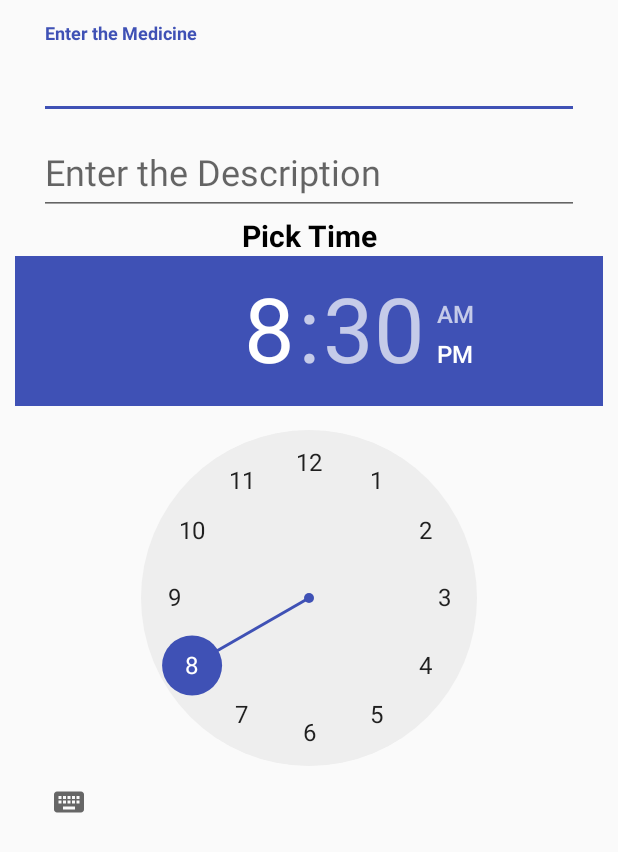
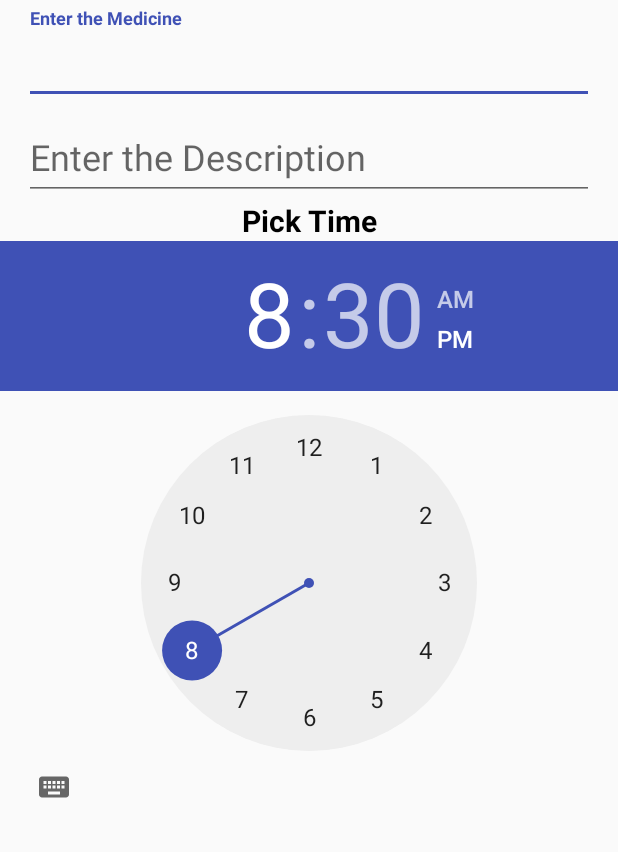
Before and after one commit to tanishq9/CareAidBeep, an Android app: the layout dialog_layout.xml on its own in the app's theme, with its tools: preview values and no code run, on a phone screen of 412 x 824 dp. Shown: the top 852 px of the screen. Run offline under Robolectric (Android 15) with nearby library versions, the phone set to English and light mode, and no system bars.

Commit message:
chore : updated layout

```diff
--- a/app/src/main/AndroidManifest.xml
+++ b/app/src/main/AndroidManifest.xml
@@ -18,6 +18,8 @@
                 <category android:name="android.intent.category.LAUNCHER" />
             </intent-filter>
         </activity>
+        <activity android:name=".DescActivity"></activity>
+        <activity android:name=".MedicineActivity"></activity>
         <receiver android:name=".MyReceiver" android:enabled="true" android:exported="true"></receiver>
     </application>
 
--- a/app/src/main/res/layout/dialog_layout.xml
+++ b/app/src/main/res/layout/dialog_layout.xml
@@ -2,7 +2,7 @@
 <LinearLayout xmlns:android="http://schemas.android.com/apk/res/android"
     android:layout_width="match_parent"
     android:layout_height="wrap_content"
-    android:layout_margin="10dp"
+    android:layout_margin="0dp"
     android:orientation="vertical"
     android:paddingBottom="5dp"
     android:paddingTop="5dp">
--- a/app/src/main/res/layout/medicine_activity.xml
+++ b/app/src/main/res/layout/medicine_activity.xml
@@ -9,7 +9,7 @@
     <TextView
         android:layout_width="match_parent"
         android:layout_height="wrap_content"
-        android:text="Tap + button to add task"
+        android:text="Tap + button to add medicine details"
         android:textAlignment="center"
         android:textSize="12dp"
         android:textStyle="bold" />
@@ -18,7 +18,7 @@
         android:layout_marginTop="20dp"
         android:layout_width="match_parent"
         android:layout_height="wrap_content"
-        android:text="Long Press Title to delete Task"
+        android:text="Long Press Title to delete reminder"
         android:textAlignment="center"
         android:textSize="12dp"
         android:textStyle="bold" />
@@ -27,7 +27,7 @@
         android:layout_width="match_parent"
         android:layout_height="wrap_content"
         android:layout_marginTop="40dp"
-        android:text="Tap Title to view the description"
+        android:text="Tap Medicine to view the description"
         android:textAlignment="center"
         android:textSize="12dp"
         android:textStyle="bold" />
--- a/app/src/main/res/menu/main_menu.xml
+++ b/app/src/main/res/menu/main_menu.xml
@@ -6,6 +6,6 @@
         android:title="search"
         android:icon="@drawable/ic_filter_list_black_24dp"
         app:showAsAction="collapseActionView|always"
-        app:actionViewClass="android.support.v7.widget.SearchView">
+        >
     </item>
 </menu>
```
